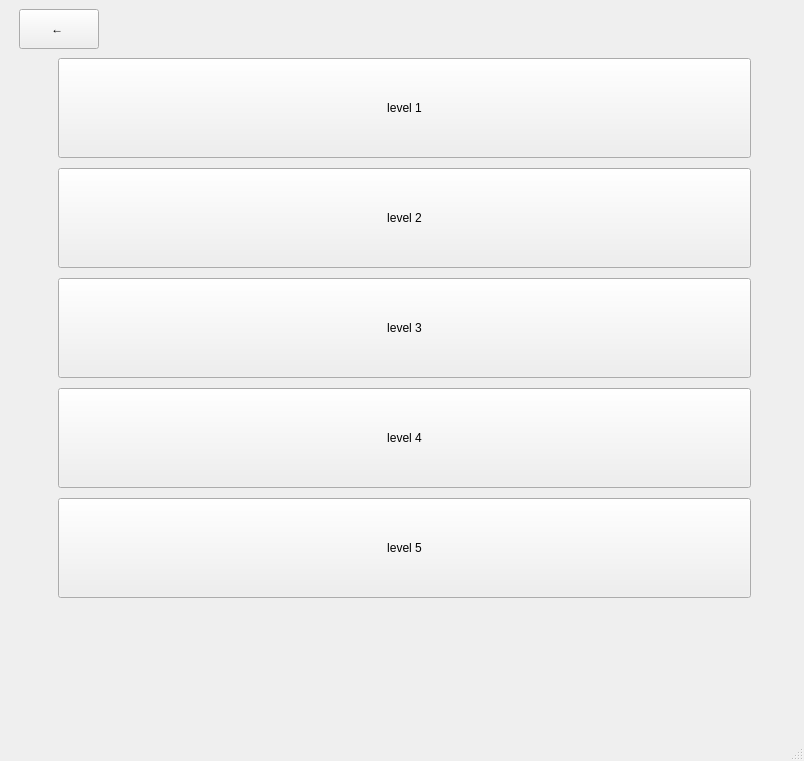
Above: zarovka.ui from HRALYB-PYGAME/IFJ before the change. Below: the same form after it.
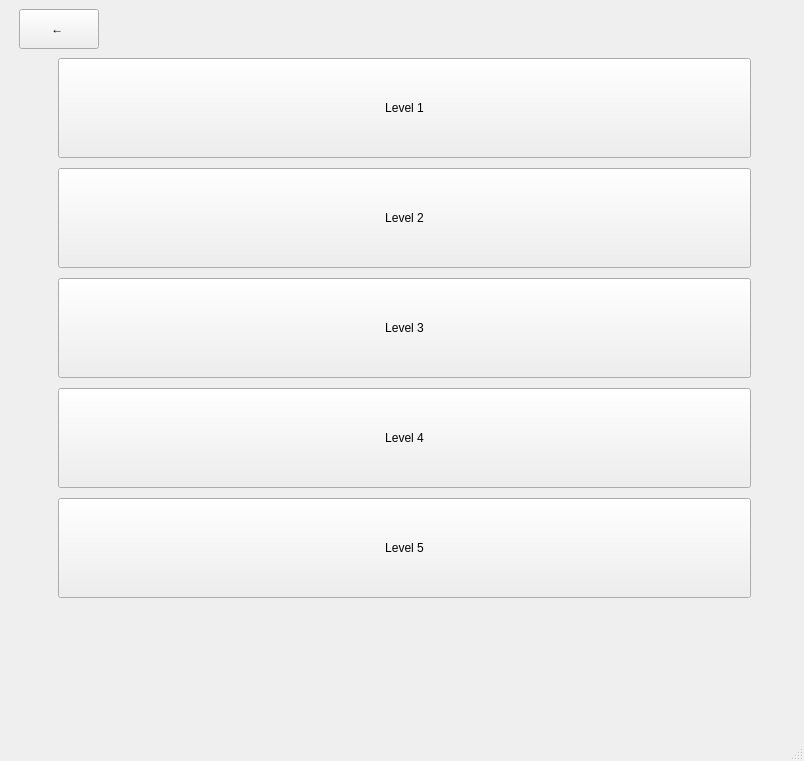
That is the form after the change. The open tabs and pages were chosen to show the change.

```diff
--- a/zarovka.ui
+++ b/zarovka.ui
@@ -1480,7 +1480,7 @@
              </size>
             </property>
             <property name="text">
-             <string>level 1</string>
+             <string>Level 1</string>
             </property>
            </widget>
           </item>
@@ -1517,7 +1517,7 @@
              </size>
             </property>
             <property name="text">
-             <string>level 2</string>
+             <string>Level 2</string>
             </property>
            </widget>
           </item>
@@ -1554,7 +1554,7 @@
              </size>
             </property>
             <property name="text">
-             <string>level 3</string>
+             <string>Level 3</string>
             </property>
            </widget>
           </item>
@@ -1591,7 +1591,7 @@
              </size>
             </property>
             <property name="text">
-             <string>level 4</string>
+             <string>Level 4</string>
             </property>
            </widget>
           </item>
@@ -1628,7 +1628,7 @@
              </size>
             </property>
             <property name="text">
-             <string>level 5</string>
+             <string>Level 5</string>
             </property>
            </widget>
           </item>
```
Left out of the diff: 26 changed lines with no effect on the pictures.
